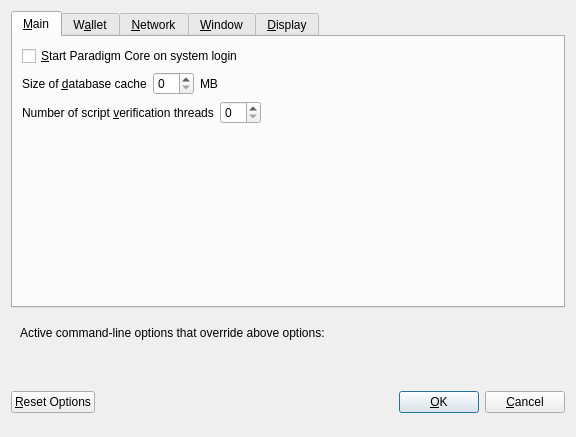
Above: src/qt/forms/optionsdialog.ui from ParadigmCurrency/Paradigm before the change. Below: the same form after it.
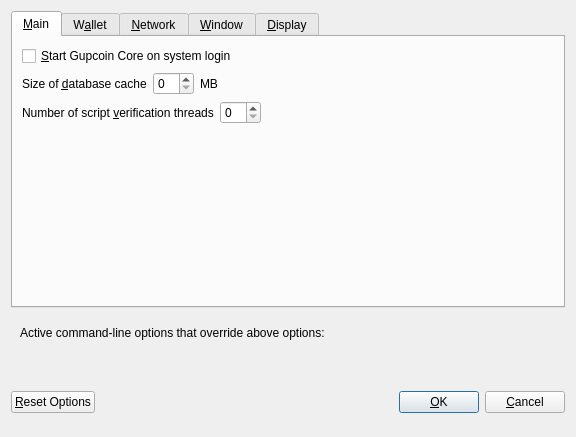
That is the form after the change. Custom widgets are drawn as their Qt base class.

```diff
--- a/src/qt/forms/optionsdialog.ui
+++ b/src/qt/forms/optionsdialog.ui
@@ -33,7 +33,7 @@
           <string>Automatically start Paradigm Core after logging in to the system.</string>
          </property>
          <property name="text">
-          <string>&amp;Start Paradigm Core on system login</string>
+          <string>&amp;Start Gupcoin Core on system login</string>
          </property>
         </widget>
        </item>
```
Left out of the diff: 14 changed lines with no effect on the pictures.
